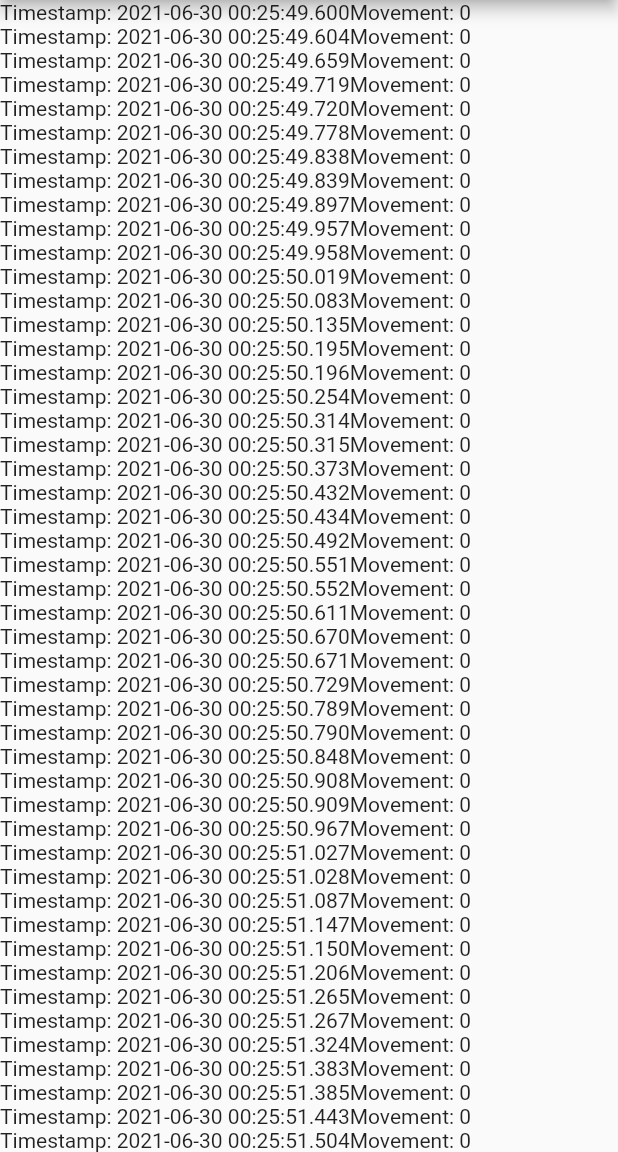
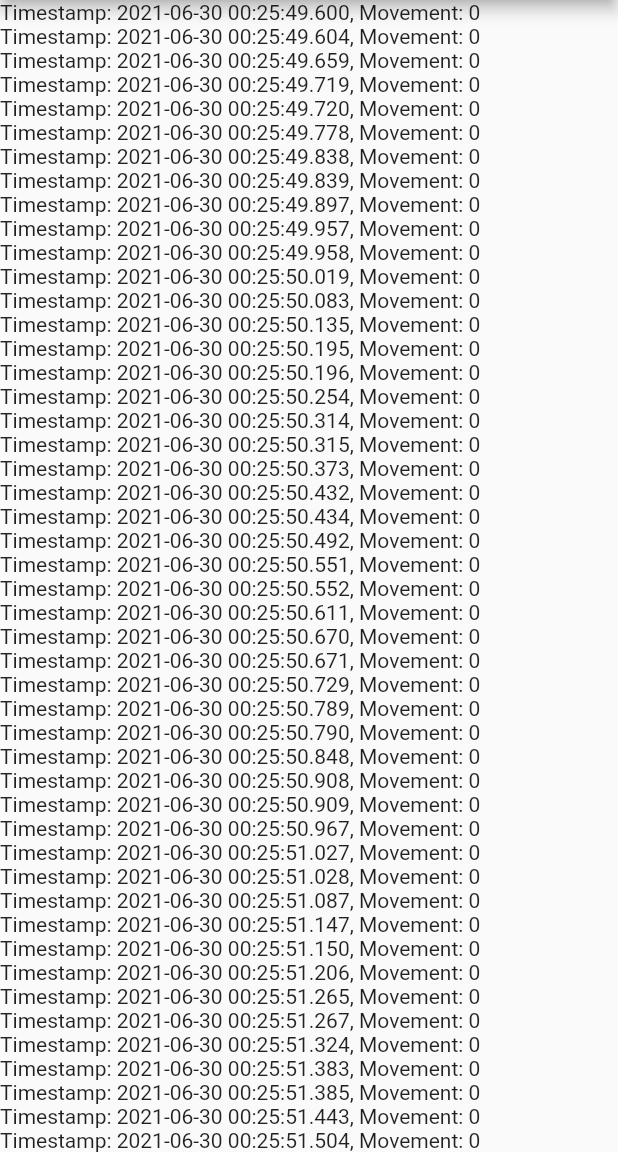
Before and after one commit to EsromGile/Health-App, a Flutter app: the screen it shows after launch, on a phone screen of 412 x 824 dp, the part 84-1236 px from its top. Run offline on Flutter 3.47's test engine with Material 2 defaults, Android fonts, the phone set to English and light mode, and no system bars; our stand-ins replace csv, firebase_auth, firebase_core; accounts and stored records are empty.

Commit message:
updated test data to be in line with accelerometer data

```diff
--- a/lib/model/accelerometer_reading.dart
+++ b/lib/model/accelerometer_reading.dart
@@ -1,9 +1,9 @@
-import 'package:health_app/model/data_storage.dart';
-
 class AccelerometerReading {
   late DateTime timestamp;
-  late double reading; // normalized reading: reading = (abs(sqrt(x^2 + y^2 + z^2) - 9.8) > 0.5) ? 1 : 0
-  late String userId; // don't remember why this was necessary
+  late int
+      movementOccured; // normalized reading: reading = (abs(sqrt(x^2 + y^2 + z^2) - 9.8) > 0.5) ? 1 : 0
 
-  AccelerometerReading();
+  AccelerometerReading(
+      {required this.timestamp, required this.movementOccured});
+
 }
--- a/lib/model/test_readings.dart
+++ b/lib/model/test_readings.dart
@@ -1,26 +1,25 @@
 import 'package:csv/csv.dart';
 import 'package:flutter/services.dart';
+import 'package:health_app/model/accelerometer_reading.dart';
 
 class TestReadings {
-  late List<List<dynamic>> _listData;
-  late List<double> timestamps;
-  late List<int> isMoving;
-
-  TestReadings();
-
-  Future<void> loadExampleCSV() async {
+  static Future<List<AccelerometerReading>> loadExampleCSV() async {
+    List<AccelerometerReading> data = [];
     try {
       final rawData = await rootBundle.loadString("files/example-data.csv");
-      _listData = const CsvToListConverter().convert(rawData);
-      timestamps = [];
-      isMoving = [];
-      for (int i = 0; i < _listData.length; i++) {
-        timestamps.add(_listData[i][3]);
-        isMoving.add(_listData[i][7]);
+      List<List<dynamic>> listData = const CsvToListConverter().convert(rawData);
+      for (int i = 0; i < listData.length; i++) {
+        data.add(
+          AccelerometerReading(
+              timestamp:
+                  DateTime.fromMillisecondsSinceEpoch(listData[i][3].toInt()),
+              movementOccured: listData[i][7].toInt()),
+        );
       }
     } catch (e) {
       // ignore: avoid_print
       print("======== unable to load csv: $e");
     }
+    return data;
   }
 }
--- a/lib/viewscreen/home_screen.dart
+++ b/lib/viewscreen/home_screen.dart
@@ -1,4 +1,5 @@
 import 'package:flutter/material.dart';
+import 'package:health_app/model/accelerometer_reading.dart';
 import 'package:health_app/model/test_readings.dart';
 
 import '../model/constant.dart';
@@ -16,7 +17,8 @@ class HomeScreen extends StatefulWidget {
 
 class _HomeScreenState extends State<HomeScreen> {
   late _Controller con;
-  late TestReadings exampledata;
+  late List<AccelerometerReading> data;
+  DateTime? currentDay;
   bool isLoaded = false;
 
   void render(fn) => setState(fn);
@@ -27,7 +29,7 @@ class _HomeScreenState extends State<HomeScreen> {
     con = _Controller(this);
     // only added in development
     if (Constant.devMode) {
-      exampledata = TestReadings();
+      currentDay = DateTime(2021, 6, 29);
       con.loadCSV();
     }
   }
@@ -51,8 +53,7 @@ class _HomeScreenState extends State<HomeScreen> {
               //     child: Image.asset("images/kirby-succs.png"),
               //   ),
               //   OutlinedButton(onPressed: (() => startKirbyLoading(context)), child: const Text('Start Loading')),
-              if (Constant.devMode && isLoaded == true)
-                renderExampleData()
+              if (isLoaded == true) renderExampleData()
             ],
           ),
         ),
@@ -64,11 +65,11 @@ class _HomeScreenState extends State<HomeScreen> {
     return SingleChildScrollView(
       child: Column(
         children: [
-          for (var i = 0; i < exampledata.timestamps.length; i++)
+          for (var i = 0; i < data.length; i++)
             Row(
               children: [
-                Text("Timestamp: ${DateTime.fromMillisecondsSinceEpoch(exampledata.timestamps[i].toInt())}"),
-                Text("Movement: ${exampledata.isMoving[i]}"),
+                Text("Timestamp: ${data[i].timestamp.toString()}, "),
+                Text("Movement: ${data[i].movementOccured.toString()}"),
               ],
             ),
         ],
@@ -83,10 +84,10 @@ class _Controller {
 
   Future<void> loadCSV() async {
     try {
-      await state.exampledata.loadExampleCSV();
+      state.data = await TestReadings.loadExampleCSV();
       if (state.mounted) {
+        state.render(() => state.isLoaded = true);
       }
-      state.render(() => state.isLoaded = true);
     } catch (e) {
       if (Constant.devMode) {
         // ignore: avoid_print
```
